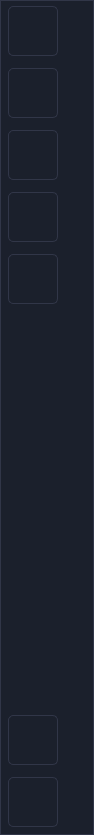
Old version of the form builder/uis/app_builder_right.ui in the repository ufopilot/QT-App-Builder.
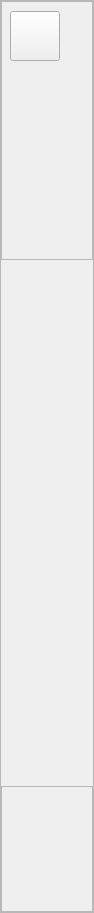
New version of the form.

The edit to the form file:
```diff
--- a/builder/uis/app_builder_right.ui
+++ b/builder/uis/app_builder_right.ui
@@ -1,86 +1,17 @@
 <?xml version="1.0" encoding="UTF-8"?>
 <ui version="4.0">
- <class>MainWindow</class>
- <widget class="QMainWindow" name="MainWindow">
+ <class>BuilderRight</class>
+ <widget class="QWidget" name="BuilderRight">
   <property name="geometry">
    <rect>
     <x>0</x>
     <y>0</y>
     <width>94</width>
-    <height>835</height>
+    <height>913</height>
    </rect>
   </property>
   <property name="windowTitle">
-   <string>MainWindow</string>
-  </property>
-  <widget class="QWidget" name="centralwidget">
-   <property name="styleSheet">
-    <string notr="true">*{
-	background: #1b202c;
-	color: blue;
-}
-
-
-QMessageBox{
-	background: #1b202c;
-	color: #fff;
-}
-
-QMessageBox QLabel{
-	background: #1b202c;
-	color: #fff;
-}
-
-
-QWidget{ 
-    border: 1px solid rgb(49, 54, 72);
-}
-QFrame#frame_1{ 
-    border-bottom: none;
-}
-QFrame#frame_2{ 
-    border-top: none;
-}
-
-
-
-
-QPushButton{
-	border: 2px solid teal;
-	border-radius: 12px;
-}
-
-
-QPushButton{
-	border-radius: 5px;
-	border: 1px  solid  rgb(49, 54, 72);
-	background: qlineargradient(x1: 0, y1: 0, x2: 0, y2: 1,
-                                stop: 0 #13161f, stop: 0.4 #161924,
-                                stop: 0.5 #171c26, stop: 1.0 #1b202c);
-}
-QPushButton:hover{
-	border: none;
-   	background: rgb(49, 54, 72);
-  	border-radius: none;
-}
-
-
-QPushButton:checked{
-	border: 4px solid cyan;
-}
-
-
-QToolTip { 
-	background-color: #1b202c; 
-	color: #fff; 
-	border: 1px solid #333; 
-	border-radius: 3px;
-	font-size: 13px;
-}
-
-#closeAppBuilder:hover{
-	background: red;
-}</string>
+   <string>Form</string>
    </property>
    <layout class="QVBoxLayout" name="verticalLayout">
     <property name="spacing">
@@ -98,6 +29,30 @@
     <property name="bottomMargin">
      <number>0</number>
     </property>
+   <item>
+    <widget class="QFrame" name="builderRightBtns">
+     <property name="frameShape">
+      <enum>QFrame::StyledPanel</enum>
+     </property>
+     <property name="frameShadow">
+      <enum>QFrame::Raised</enum>
+     </property>
+     <layout class="QVBoxLayout" name="verticalLayout_4">
+      <property name="spacing">
+       <number>0</number>
+      </property>
+      <property name="leftMargin">
+       <number>0</number>
+      </property>
+      <property name="topMargin">
+       <number>0</number>
+      </property>
+      <property name="rightMargin">
+       <number>0</number>
+      </property>
+      <property name="bottomMargin">
+       <number>0</number>
+      </property>
     <item alignment="Qt::AlignTop">
      <widget class="QFrame" name="frame_1">
       <property name="frameShape">
@@ -111,10 +66,10 @@
         <number>12</number>
        </property>
        <property name="leftMargin">
-        <number>7</number>
+          <number>8</number>
        </property>
        <property name="topMargin">
-        <number>0</number>
+          <number>9</number>
        </property>
        <property name="rightMargin">
         <number>0</number>
@@ -122,38 +77,7 @@
        <property name="bottomMargin">
         <number>12</number>
        </property>
-       <item>
-        <widget class="QPushButton" name="closeAppBuilder">
-         <property name="minimumSize">
-          <size>
-           <width>50</width>
-           <height>50</height>
-          </size>
-         </property>
-         <property name="maximumSize">
-          <size>
-           <width>40</width>
-           <height>40</height>
-          </size>
-         </property>
-         <property name="cursor">
-          <cursorShape>PointingHandCursor</cursorShape>
-         </property>
-         <property name="text">
-          <string/>
-         </property>
-         <property name="iconSize">
-          <size>
-           <width>30</width>
-           <height>30</height>
-          </size>
-         </property>
-         <property name="flat">
-          <bool>true</bool>
-         </property>
-        </widget>
-       </item>
-       <item>
+         <item alignment="Qt::AlignTop">
         <widget class="QPushButton" name="saveAppBuilder">
          <property name="minimumSize">
           <size>
@@ -190,7 +114,7 @@
          </property>
         </widget>
        </item>
-       <item>
+         <item alignment="Qt::AlignTop">
         <widget class="QPushButton" name="saveCurrentTheme">
          <property name="minimumSize">
           <size>
@@ -221,7 +145,7 @@
          </property>
         </widget>
        </item>
-       <item>
+         <item alignment="Qt::AlignTop">
         <widget class="QPushButton" name="reloadApp">
          <property name="minimumSize">
           <size>
@@ -252,7 +176,7 @@
          </property>
         </widget>
        </item>
-       <item>
+         <item alignment="Qt::AlignTop">
         <widget class="QPushButton" name="compileApp">
          <property name="minimumSize">
           <size>
@@ -299,7 +223,7 @@
         <number>12</number>
        </property>
        <property name="leftMargin">
-        <number>7</number>
+          <number>8</number>
        </property>
        <property name="topMargin">
         <number>0</number>
@@ -341,7 +265,7 @@
          </property>
         </widget>
        </item>
-       <item>
+         <item alignment="Qt::AlignBottom">
         <widget class="QPushButton" name="setAppsPath">
          <property name="minimumSize">
           <size>
@@ -377,6 +301,8 @@
     </item>
    </layout>
   </widget>
+   </item>
+  </layout>
  </widget>
  <resources/>
  <connections/>
```
Lines whose indentation alone changed are shown as unchanged.
